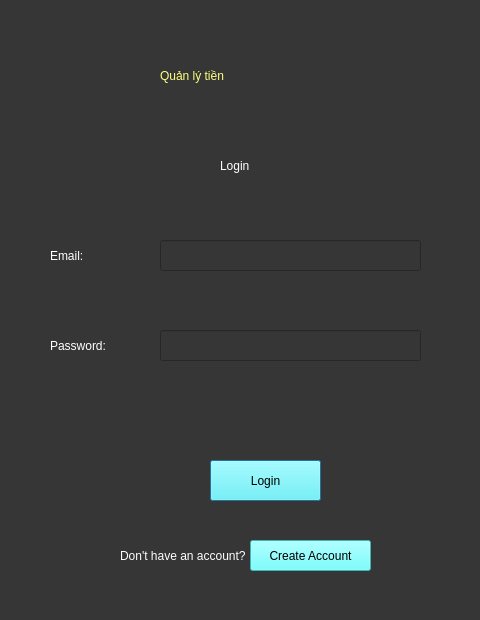
This is login.ui in Personal-Finance-Management/Project as Qt 5 draws it before an edit. The edited form follows.
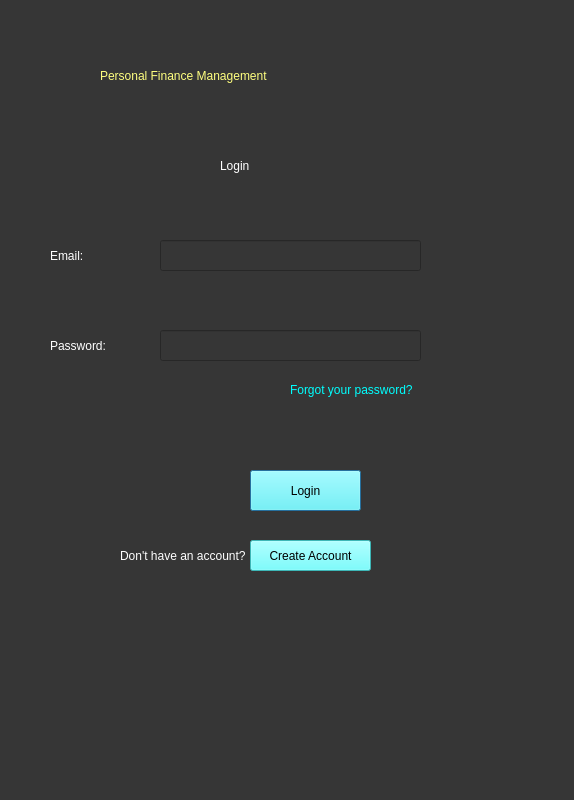
This is the edited form.

Commit message: do not let username and password leave blank

```diff
--- a/login.ui
+++ b/login.ui
@@ -6,8 +6,8 @@
    <rect>
     <x>0</x>
     <y>0</y>
-    <width>480</width>
-    <height>620</height>
+    <width>574</width>
+    <height>800</height>
    </rect>
   </property>
   <property name="windowTitle">
@@ -102,8 +102,8 @@
   <widget class="QPushButton" name="loginbutton">
    <property name="geometry">
     <rect>
-     <x>210</x>
-     <y>460</y>
+     <x>250</x>
+     <y>470</y>
      <width>111</width>
      <height>41</height>
     </rect>
@@ -153,9 +153,9 @@
   <widget class="QLabel" name="label_5">
    <property name="geometry">
     <rect>
-     <x>160</x>
+     <x>100</x>
      <y>50</y>
-     <width>211</width>
+     <width>361</width>
      <height>51</height>
     </rect>
    </property>
@@ -165,7 +165,24 @@
 </string>
    </property>
    <property name="text">
-    <string>Quản lý tiền</string>
+    <string>Personal Finance Management</string>
+   </property>
+  </widget>
+  <widget class="QLabel" name="forgotpassword">
+   <property name="geometry">
+    <rect>
+     <x>290</x>
+     <y>380</y>
+     <width>141</width>
+     <height>20</height>
+    </rect>
+   </property>
+   <property name="styleSheet">
+    <string notr="true">color: rgb(0, 255, 255);
+font: 10pt &quot;MS Shell Dlg 2&quot;;</string>
+   </property>
+   <property name="text">
+    <string>&lt;html&gt;&lt;head/&gt;&lt;body&gt;&lt;p&gt;Forgot your password?&lt;/p&gt;&lt;/body&gt;&lt;/html&gt;</string>
    </property>
   </widget>
  </widget>
```
Left out of the diff: 2 changed lines with no effect on the pictures. The commit also changes 4 other files.
